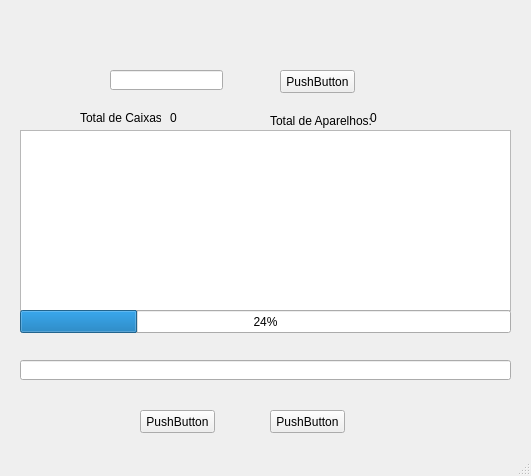
The window that scripts/bipador.ui (juliocezarjpg/bipagem-offline) describes before a commit, drawn with Qt 5.
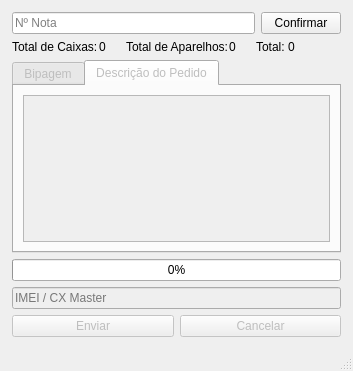
The same window after the commit. Icons and pictures are not drawn.

Commit message: Script para funcionamento e ajustes na UI

Patch:
```diff
--- a/scripts/bipador.ui
+++ b/scripts/bipador.ui
@@ -6,148 +6,240 @@
    <rect>
     <x>0</x>
     <y>0</y>
-    <width>531</width>
-    <height>476</height>
+    <width>353</width>
+    <height>371</height>
    </rect>
   </property>
   <property name="windowTitle">
    <string>MainWindow</string>
   </property>
   <widget class="QWidget" name="centralwidget">
-   <widget class="QPushButton" name="pushButton">
-    <property name="geometry">
-     <rect>
-      <x>280</x>
-      <y>70</y>
-      <width>75</width>
-      <height>23</height>
-     </rect>
+   <layout class="QVBoxLayout" name="verticalLayout">
+    <property name="leftMargin">
+     <number>12</number>
     </property>
-    <property name="text">
-     <string>PushButton</string>
+    <property name="topMargin">
+     <number>12</number>
     </property>
-   </widget>
-   <widget class="QListWidget" name="listWidget">
-    <property name="geometry">
-     <rect>
-      <x>20</x>
-      <y>130</y>
-      <width>491</width>
-      <height>181</height>
-     </rect>
+    <property name="rightMargin">
+     <number>12</number>
     </property>
-   </widget>
-   <widget class="QPushButton" name="pushButton_2">
-    <property name="geometry">
-     <rect>
-      <x>140</x>
-      <y>410</y>
-      <width>75</width>
-      <height>23</height>
-     </rect>
+    <property name="bottomMargin">
+     <number>12</number>
     </property>
-    <property name="text">
-     <string>PushButton</string>
-    </property>
-   </widget>
-   <widget class="QPushButton" name="pushButton_3">
-    <property name="geometry">
-     <rect>
-      <x>270</x>
-      <y>410</y>
-      <width>75</width>
-      <height>23</height>
-     </rect>
-    </property>
-    <property name="text">
-     <string>PushButton</string>
-    </property>
-   </widget>
-   <widget class="QProgressBar" name="progressBar">
-    <property name="geometry">
-     <rect>
-      <x>20</x>
-      <y>310</y>
-      <width>491</width>
-      <height>23</height>
-     </rect>
-    </property>
-    <property name="value">
-     <number>24</number>
-    </property>
-   </widget>
-   <widget class="QLineEdit" name="lineEdit">
-    <property name="geometry">
-     <rect>
-      <x>110</x>
-      <y>70</y>
-      <width>113</width>
-      <height>20</height>
-     </rect>
-    </property>
-   </widget>
-   <widget class="QLineEdit" name="lineEdit_2">
-    <property name="geometry">
-     <rect>
-      <x>20</x>
-      <y>360</y>
-      <width>491</width>
-      <height>20</height>
-     </rect>
-    </property>
-   </widget>
-   <widget class="QLabel" name="label_2">
-    <property name="geometry">
-     <rect>
-      <x>170</x>
-      <y>110</y>
-      <width>21</width>
-      <height>16</height>
-     </rect>
-    </property>
-    <property name="text">
-     <string>0</string>
-    </property>
-   </widget>
-   <widget class="QLabel" name="label">
-    <property name="geometry">
-     <rect>
-      <x>80</x>
-      <y>110</y>
-      <width>81</width>
-      <height>16</height>
-     </rect>
-    </property>
-    <property name="text">
-     <string>Total de Caixas:</string>
-    </property>
-   </widget>
-   <widget class="QLabel" name="label_3">
-    <property name="geometry">
-     <rect>
-      <x>270</x>
-      <y>110</y>
-      <width>111</width>
-      <height>21</height>
-     </rect>
-    </property>
-    <property name="text">
-     <string>Total de Aparelhos:</string>
-    </property>
-   </widget>
-   <widget class="QLabel" name="label_4">
-    <property name="geometry">
-     <rect>
-      <x>370</x>
-      <y>110</y>
-      <width>21</width>
-      <height>16</height>
-     </rect>
-    </property>
-    <property name="text">
-     <string>0</string>
-    </property>
-   </widget>
+    <item>
+     <layout class="QHBoxLayout" name="horizontalLayout_4">
+      <item>
+       <widget class="QLineEdit" name="tbPedido">
+        <property name="enabled">
+         <bool>true</bool>
+        </property>
+        <property name="statusTip">
+         <string/>
+        </property>
+        <property name="text">
+         <string/>
+        </property>
+        <property name="placeholderText">
+         <string>Nº Nota</string>
+        </property>
+       </widget>
+      </item>
+      <item>
+       <widget class="QPushButton" name="btConfirmar">
+        <property name="enabled">
+         <bool>true</bool>
+        </property>
+        <property name="text">
+         <string>Confirmar</string>
+        </property>
+        <property name="checkable">
+         <bool>false</bool>
+        </property>
+       </widget>
+      </item>
+     </layout>
+    </item>
+    <item>
+     <layout class="QHBoxLayout" name="horizontalLayout_3">
+      <property name="spacing">
+       <number>20</number>
+      </property>
+      <item>
+       <layout class="QHBoxLayout" name="horizontalLayout_2">
+        <property name="spacing">
+         <number>1</number>
+        </property>
+        <item>
+         <widget class="QLabel" name="label">
+          <property name="text">
+           <string>Total de Caixas:</string>
+          </property>
+         </widget>
+        </item>
+        <item>
+         <widget class="QLabel" name="lbTotalCaixa">
+          <property name="enabled">
+           <bool>true</bool>
+          </property>
+          <property name="text">
+           <string>0</string>
+          </property>
+         </widget>
+        </item>
+       </layout>
+      </item>
+      <item>
+       <layout class="QHBoxLayout" name="horizontalLayout">
+        <property name="spacing">
+         <number>1</number>
+        </property>
+        <item>
+         <widget class="QLabel" name="label_3">
+          <property name="text">
+           <string>Total de Aparelhos:</string>
+          </property>
+         </widget>
+        </item>
+        <item>
+         <widget class="QLabel" name="lbTotalAparelho">
+          <property name="text">
+           <string>0</string>
+          </property>
+         </widget>
+        </item>
+       </layout>
+      </item>
+      <item>
+       <layout class="QFormLayout" name="formLayout">
+        <property name="horizontalSpacing">
+         <number>0</number>
+        </property>
+        <property name="verticalSpacing">
+         <number>1</number>
+        </property>
+        <item row="0" column="0">
+         <widget class="QLabel" name="label_5">
+          <property name="text">
+           <string>Total: </string>
+          </property>
+         </widget>
+        </item>
+        <item row="0" column="1">
+         <widget class="QLabel" name="lbTotal">
+          <property name="text">
+           <string>0</string>
+          </property>
+         </widget>
+        </item>
+       </layout>
+      </item>
+     </layout>
+    </item>
+    <item>
+     <widget class="QTabWidget" name="tbAbas">
+      <property name="enabled">
+       <bool>false</bool>
+      </property>
+      <property name="currentIndex">
+       <number>1</number>
+      </property>
+      <widget class="QWidget" name="tab">
+       <attribute name="title">
+        <string>Bipagem</string>
+       </attribute>
+       <layout class="QVBoxLayout" name="verticalLayout_2">
+        <item>
+         <widget class="QListWidget" name="lvIMEI">
+          <property name="enabled">
+           <bool>false</bool>
+          </property>
+         </widget>
+        </item>
+       </layout>
+      </widget>
+      <widget class="QWidget" name="tab_2">
+       <attribute name="title">
+        <string>Descrição do Pedido</string>
+       </attribute>
+       <layout class="QVBoxLayout" name="verticalLayout_3">
+        <item>
+         <widget class="QTableWidget" name="tbDescricao">
+          <attribute name="horizontalHeaderVisible">
+           <bool>false</bool>
+          </attribute>
+          <attribute name="horizontalHeaderHighlightSections">
+           <bool>false</bool>
+          </attribute>
+          <attribute name="verticalHeaderVisible">
+           <bool>false</bool>
+          </attribute>
+          <attribute name="verticalHeaderHighlightSections">
+           <bool>false</bool>
+          </attribute>
+         </widget>
+        </item>
+       </layout>
+      </widget>
+     </widget>
+    </item>
+    <item>
+     <widget class="QProgressBar" name="pbProgresso">
+      <property name="enabled">
+       <bool>true</bool>
+      </property>
+      <property name="maximum">
+       <number>100</number>
+      </property>
+      <property name="value">
+       <number>0</number>
+      </property>
+     </widget>
+    </item>
+    <item>
+     <widget class="QLineEdit" name="tbIMEI">
+      <property name="enabled">
+       <bool>false</bool>
+      </property>
+      <property name="placeholderText">
+       <string>IMEI / CX Master</string>
+      </property>
+     </widget>
+    </item>
+    <item>
+     <layout class="QHBoxLayout" name="horizontalLayout_5">
+      <item>
+       <widget class="QPushButton" name="btEnviar">
+        <property name="enabled">
+         <bool>false</bool>
+        </property>
+        <property name="mouseTracking">
+         <bool>false</bool>
+        </property>
+        <property name="tabletTracking">
+         <bool>false</bool>
+        </property>
+        <property name="acceptDrops">
+         <bool>false</bool>
+        </property>
+        <property name="text">
+         <string>Enviar</string>
+        </property>
+       </widget>
+      </item>
+      <item>
+       <widget class="QPushButton" name="btCancelar">
+        <property name="enabled">
+         <bool>false</bool>
+        </property>
+        <property name="text">
+         <string>Cancelar</string>
+        </property>
+       </widget>
+      </item>
+     </layout>
+    </item>
+   </layout>
   </widget>
   <widget class="QStatusBar" name="statusbar"/>
  </widget>
```
Left out of the diff: 21 changed lines with no effect on the pictures. The commit also changes 2 other files.
